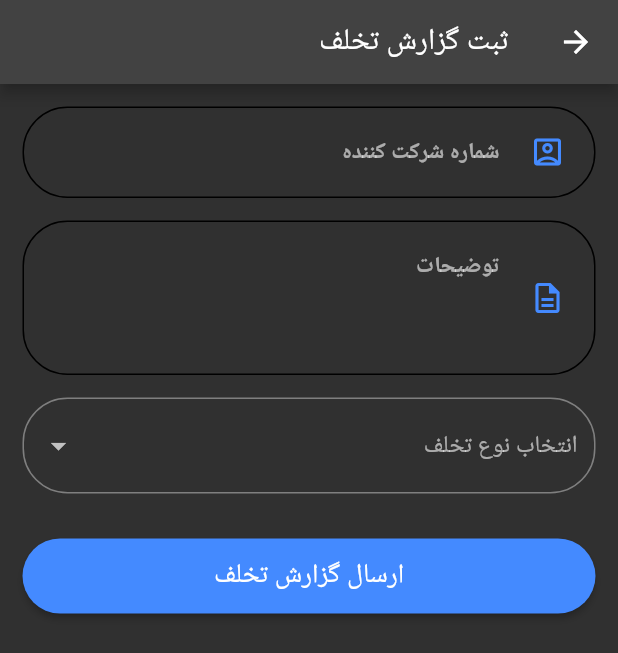
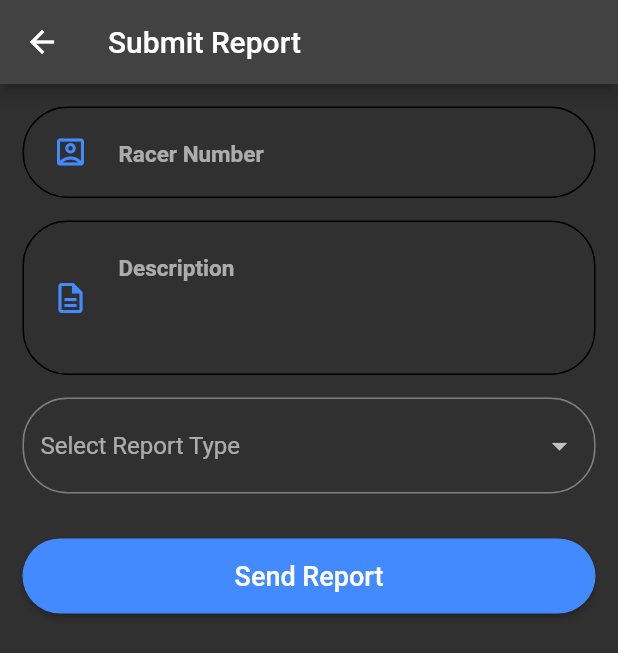
Before and after one commit to PouriaN/Volt, a Flutter app: the ReportPage screen opened by its route, on a phone screen of 412 x 824 dp. Shown: the top 653 px of the screen. Run offline on Flutter 3.47's test engine with Material 2 defaults, Android fonts, the phone set to English and light mode, and no system bars; our stand-ins replace flutter_bloc, hive, hive_flutter, shared_preferences; missing offline and left inert: qr_code_scanner, restart_app; accounts and stored records are empty.

Commit message:
- English Version

```diff
--- a/lib/Controllers/MainPageController.dart
+++ b/lib/Controllers/MainPageController.dart
@@ -1,6 +1,5 @@
 import 'dart:convert';
 import 'dart:io';
-import 'dart:ui';
 
 import 'package:flutter/material.dart';
 import 'package:flutter_bloc/flutter_bloc.dart';
--- a/lib/Pages/ReportPage.dart
+++ b/lib/Pages/ReportPage.dart
@@ -140,7 +140,7 @@ class ReportPage extends StatelessWidget {
                               messageColor: Colors.red),
                         );
                       }
-                    } on Exception catch (e) {
+                    } on Exception {
                       await Hive.box<ReportModel>(REPORT_BOX)
                           .put(report.time, report);
                       await showDialog(
--- a/lib/Resources/Strings.dart
+++ b/lib/Resources/Strings.dart
@@ -2,40 +2,43 @@ const String strLogin = "Login";
 const String strUsername = "Username";
 const String strPassword = "Password";
 
-const String strScanParticipant = "اسکن شرکت کننده";
-const String strSendScanToServer = "ارسال اسکن‌ها به سرور";
-const String strCreateReport = "ثبت گزارش تخلف";
-const String strSendReportsToServer = "ارسال گزارش تخلفات به سرور";
+const String strScanParticipant = "Scan Racer";
+const String strSendScanToServer = "Send Scans to Server";
+const String strCreateReport = "Submit Report";
+const String strSendReportsToServer = "Send Reports to Server";
 
 const String strBarcodeAddedToLocalSuccessfully =
-    "خطا در اتصال اینترنت. کیوآر کد با زمان - بر روی دستگاه ذخیره شد";
+    "Connection failed. QRCode with time - saved on device.";
+
 const String strReportAddedToLocalSuccessfully =
-    "خطا در اتصال اینترنت. گزارش بر روی دستگاه ذخیره شد";
+    "Connection failed. report saved on device.";
 
 const String strFirstYouHaveToSendDataToServer =
-    "ابتدا اطلاعات ذخیره شده را ارسال کنید کنید";
+    "First send local data to Server";
+
 const String strThisReportSentToServerSuccessfully =
-    "این گزارش با موفقیت به سرور ارسال شد";
+    "This report sent to server successfully.";
+
 const String strThisBarcodeDataSentSuccessfully =
-    "این کیوآر کد در زمان - با موفقیت به سرور ارسال شد";
+    "This QrCode sent with time - to server successfully.";
 
-const String strCompetitorNumber = "شماره شرکت کننده";
-const String strDescription = "توضیحات";
-const String strSelectReportType = "انتخاب نوع تخلف";
-const String strAddReport = "ارسال گزارش تخلف";
+const String strCompetitorNumber = "Racer Number";
+const String strDescription = "Description";
+const String strSelectReportType = "Select Report Type";
+const String strAddReport = "Send Report";
 
-const String strPassControl = "عبور از کنترل بدون ثبت زمان";
-const String strEnterInGateFromWrongPath = "ورود به کنترل از مسیر مقابل";
-const String strNotFastenSeatBelt = "نبستن کمربند ایمنی";
-const String strStopInMarshalRangeView = "توقف در دید یا محدوده کنترل";
-const String strReverseGear = "ورود دنده عقب به محدوده کنترل";
-const String strDangerousMovement = "رانندگی خطرناک";
-const String strTurnInControlArea = "دور زدن در محدوده کنترل";
+const String strPassControl = "Pass Control";
+const String strEnterInGateFromWrongPath = "Enter In Gate From Wrong Path";
+const String strNotFastenSeatBelt = "Not Fasten Seat Belt";
+const String strStopInMarshalRangeView = "Stop In Marshal Range View";
+const String strReverseGear = "Reverse Gear";
+const String strDangerousMovement = "Dangerous Movement";
+const String strTurnInControlArea = "Turn In Control Area";
 
-const String strFirstEnterValues = "خطا: ابتدا مقادیر را وارد کنید";
-const String strThereIsNoDataToSend = "اطلاعاتی برای ارسال وجود ندارد";
+const String strFirstEnterValues = "Failed: First enter values";
+const String strThereIsNoDataToSend = "There is no data to send";
 
-const String strSent = "ارسال شد";
-const String strDoesNotSend = "ارسال نشد";
+const String strSent = "Sent";
+const String strDoesNotSend = "Didn't Send";
 
-const String strOK = "بسیار خب";
+const String strOK = "OK";
--- a/lib/Resources/TextThemes.dart
+++ b/lib/Resources/TextThemes.dart
@@ -1,4 +1,3 @@
-import 'package:flutter/cupertino.dart';
 import 'package:flutter/material.dart';
 
 TextStyle textThemeLogin =
--- a/lib/main.dart
+++ b/lib/main.dart
@@ -1,4 +1,3 @@
-import 'package:flutter/cupertino.dart';
 import 'package:flutter/material.dart';
 import 'package:flutter_bloc/flutter_bloc.dart';
 import 'package:hive_flutter/hive_flutter.dart';
@@ -45,11 +44,10 @@ class _MyAppState extends State<MyApp> {
       title: 'Volt',
       theme: ThemeData(
         brightness: Brightness.dark,
-        primaryColor: Colors.blueAccent,
-        accentColor: Colors.cyan,
+        primaryColor: Colors.blueAccent
       ),
       builder: (context, child) =>
-          Directionality(textDirection: TextDirection.rtl, child: child!),
+          child!,
       initialRoute: isLoggedIn ? "/MainPage" : "/LoginPage",
       routes: <String, WidgetBuilder>{
         '/LoginPage': (BuildContext context) => new LoginPage(),
```
Also changed, not shown: pubspec.lock.
